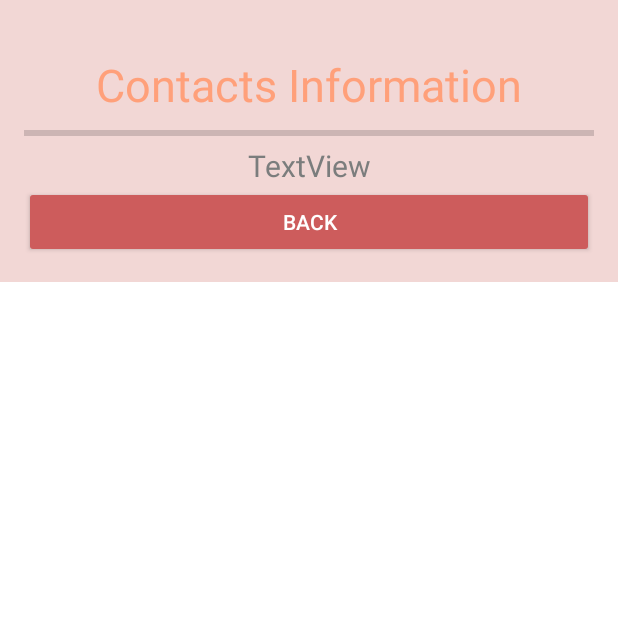
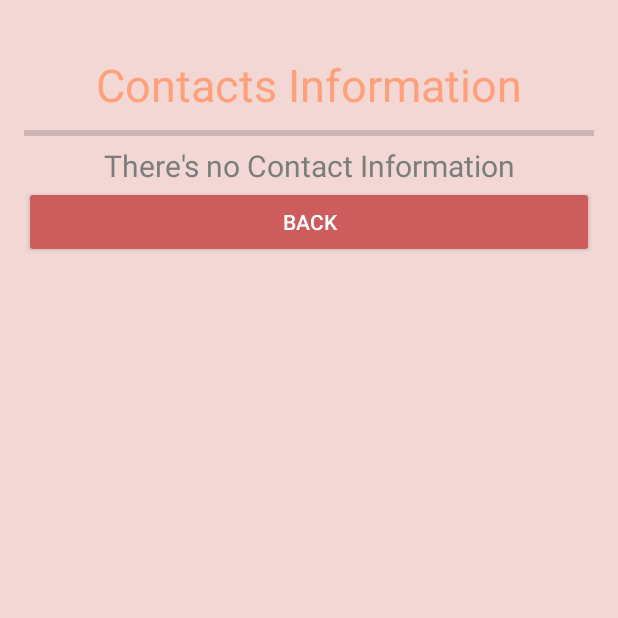
Before and after one commit to Jessica0192/PartyPlanner_Mobile, an Android app: the ContactActivity screen opened directly, with no data from a screen before it, on a phone screen of 412 x 824 dp, the top half of it. Run offline under Robolectric (Android 15) with nearby library versions, the phone set to English and light mode, and no system bars; 1 statement that could not run was skipped.

Commit message:
Changed Contact Information page layout

```diff
--- a/app/src/main/res/layout/activity_contact_info.xml
+++ b/app/src/main/res/layout/activity_contact_info.xml
@@ -5,14 +5,15 @@
     xmlns:tools="http://schemas.android.com/tools"
     android:id="@+id/ScrollView1"
     android:layout_width="match_parent"
-    android:layout_height="match_parent">
+    android:layout_height="match_parent"
+    android:background="@color/pink_background">
     <RelativeLayout xmlns:android="http://schemas.android.com/apk/res/android"
         xmlns:tools="http://schemas.android.com/tools" android:layout_width="match_parent"
         android:layout_height="match_parent" android:paddingLeft="16dp"
         android:paddingRight="16dp"
         android:paddingTop="16dp"
         android:paddingBottom="16dp" tools:context=".ContactActivity"
-        android:background="@color/pink_background">
+        >
 
         <TextView
             android:id="@+id/contactInfo"
@@ -37,7 +38,7 @@
             android:gravity="center"
             android:textSize="20dp"
             android:textColor="@color/grey"
-            android:text="TextView" />
+            android:text="There's no Contact Information" />
 
         <ProgressBar
             android:id="@+id/progressBar1"
```
